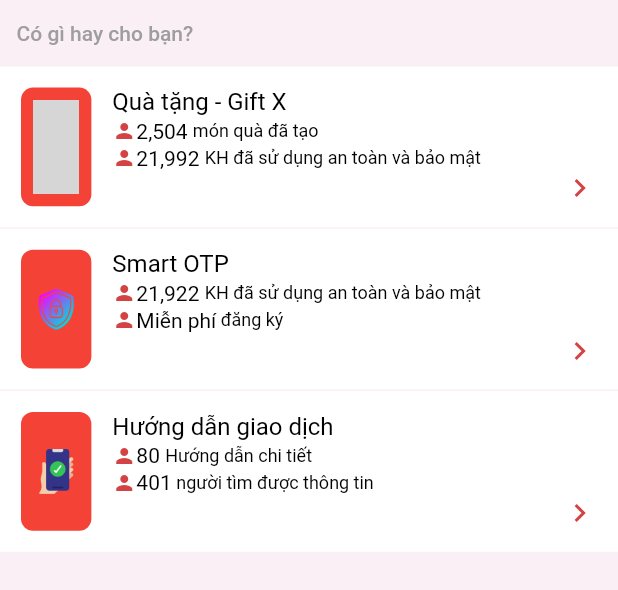
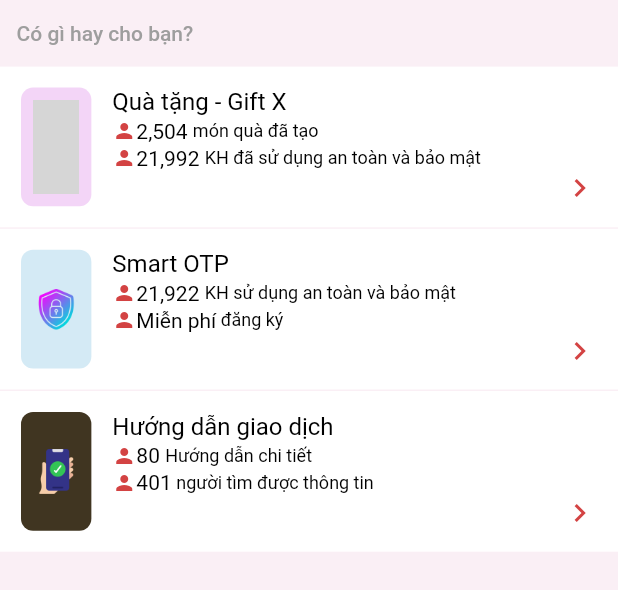
Before and after one commit to sinh3008/FPTS_entrade, a Flutter app: the CoGiHayContainer widget shown alone on an empty page, opened directly, on a phone screen of 412 x 824 dp. Shown: the top 590 px of the screen. Run offline on Flutter 3.47's test engine with Material 2 defaults, Android fonts, the phone set to English and light mode, and no system bars; our stand-ins replace auto_size_text, bloc, device_preview, fl_chart, flutter_bloc, flutter_svg and 6 more; missing offline and left inert: contained_tab_bar_view_with_custom_page_navigator; accounts and stored records are empty; grey boxes are pictures that could not be loaded.

Commit message:
fix bug widget over ....

```diff
--- a/entrade_x/lib/ui/screen/follows/components/senses_container.dart
+++ b/entrade_x/lib/ui/screen/follows/components/senses_container.dart
@@ -165,7 +165,9 @@ class _SensesContainerState extends State<SensesContainer> {
                         overflow: TextOverflow.ellipsis,
                       ),
                       sizeBoxHeight(10),
-                      Row(
+                      Container(
+                        width: SizeConfig.screenWidth,
+                        child: Row(
                           mainAxisAlignment: MainAxisAlignment.start,
                           children: [
                             container(
@@ -180,8 +182,8 @@ class _SensesContainerState extends State<SensesContainer> {
                                 text: listNewsFl[index].content,
                                 color: Colors.redAccent),
                             sizeBoxWidth(10),
-                          container(text: '+1', color: Colors.redAccent),
                           ],
+                        ),
                       ),
                       sizeBoxHeight(10),
                       Row(
--- a/entrade_x/lib/ui/screen/home/components/co_gi_hay/co_gi_hay_widget.dart
+++ b/entrade_x/lib/ui/screen/home/components/co_gi_hay/co_gi_hay_widget.dart
@@ -1,4 +1,4 @@
-import 'package:auto_size_text/auto_size_text.dart';
+
 import 'package:entrade_x/theme/constrants.dart';
 import 'package:entrade_x/theme/size_config.dart';
 import 'package:entrade_x/other/strings.dart';
@@ -26,19 +26,22 @@ class CoGiHayContainer extends StatelessWidget {
             ),
           ),
           sizeBoxHeight(4),
-          Item2(),
+          Item2(context: context,  bgImg: const Color(0xfff3d5f7),),
           sizeBoxHeight(1),
           Item2(
-            bgImg: const Color(0xff1e373e),
+            context: context,
+            bgImg: const Color(0xffd4eaf5),
+            // bgImg: const Color(0xfff3d5f7),
             imgPath: 'assets/images/cyber-security.png',
             title: 'Smart OTP',
             content1_1: '21,922 ',
-            content1_2: 'KH đã sử dụng an toàn và bảo mật',
+            content1_2: 'KH sử dụng an toàn và bảo mật',
             content2_1: 'Miễn phí',
             content2_2: ' đăng ký',
           ),
           sizeBoxHeight(1),
           Item2(
+            context: context,
             bgImg: const Color(0xff403521),
             imgPath: 'assets/images/mobile.png',
             title: 'Hướng dẫn giao dịch',
@@ -55,8 +58,8 @@ class CoGiHayContainer extends StatelessWidget {
 }
 
 // ignore: non_constant_identifier_names
-Container Item2({
-  Color bgImg = Colors.red,
+Container Item2(
+    {Color bgImg = Colors.red,
     String imgPath = 'assets/images/gift-box.png',
     String title = 'Quà tặng - Gift X',
     IconData iconData1 = Icons.person,
@@ -65,11 +68,12 @@ Container Item2({
     String content1_2 = 'món quà đã tạo',
     String content2_1 = '21,992 ',
     String content2_2 = 'KH đã sử dụng an toàn và bảo mật',
-}) {
+    required BuildContext context}) {
   double width = SizeConfig.screenWidth;
   double height = SizeConfig.screenHeight;
   return Container(
-    decoration: const BoxDecoration(color: Colors.white),
+    decoration:
+        BoxDecoration(color: Theme.of(context).appBarTheme.foregroundColor),
     width: SizeConfig.screenWidth,
     height: SizeConfig.screenHeight * 0.13,
     child: Row(
@@ -82,7 +86,7 @@ Container Item2({
             margin: const EdgeInsets.all(14),
             padding: const EdgeInsets.all(8),
             decoration: BoxDecoration(
-                color: Colors.red, borderRadius: BorderRadius.circular(8)),
+                color: bgImg, borderRadius: BorderRadius.circular(8)),
             child: Image(
               image: AssetImage(imgPath),
             ),
@@ -138,7 +142,6 @@ Container Item2({
                       style: const TextStyle(fontSize: 14),
                     ),
                     SizedBox(
-                        width: width * 0.5,
                         child: Text(
                       content2_2,
                       style: const TextStyle(fontSize: 12),
--- a/entrade_x/lib/ui/screen/home/components/market_today/widget_market_today.dart
+++ b/entrade_x/lib/ui/screen/home/components/market_today/widget_market_today.dart
@@ -120,7 +120,7 @@ class _MarketTodayWidgetState extends State<MarketTodayWidget> {
                   if (state is IdeasLoadingState) {
                     return const CircularProgressIndicator();
                   } else if (state is IdeasSuccessState) {
-                    return Container(
+                    return SizedBox(
                       width: SizeConfig.screenWidth,
                       child: Row(
                         children: [
--- a/entrade_x/lib/ui/screen/home/mini_compo/build_app_bar_home.dart
+++ b/entrade_x/lib/ui/screen/home/mini_compo/build_app_bar_home.dart
@@ -35,6 +35,7 @@ AppBar buildAppBarHome(BuildContext context) {
           children: [
             sizeBoxWidth(16),
             Expanded(
+              flex: 7,
               child: Container(
                 width: SizeConfig.screenWidth * 0.7,
                 height: getProportionateScreenHeight(40),
@@ -84,7 +85,9 @@ AppBar buildAppBarHome(BuildContext context) {
               ),
             ),
             sizeBoxWidth(8),
-            GestureDetector(
+            Expanded(
+              flex: 1,
+              child: GestureDetector(
                   onTap: () {
                     Navigator.push(context, MaterialPageRoute(
                       builder: (context) {
@@ -108,6 +111,7 @@ AppBar buildAppBarHome(BuildContext context) {
                       color: Colors.yellow.shade400,
                     ),
                   )),
+            ),
             sizeBoxWidth(16),
           ],
         ),
--- a/entrade_x/lib/ui/screen/home/mini_compo/build_unx.dart
+++ b/entrade_x/lib/ui/screen/home/mini_compo/build_unx.dart
@@ -16,7 +16,7 @@ InkWell buildUnx({
   return InkWell(
     onTap: onTap,
     child: Container(
-      height: getProportionateScreenHeight(100),
+      height: getProportionateScreenHeight(130),
       padding: EdgeInsets.symmetric(horizontal: getProportionateScreenWidth(6), vertical: getProportionateScreenWidth(10)),
       decoration: BoxDecoration(
           borderRadius: BorderRadius.circular(20),
```
Also changed, not shown: entrade_x/lib/main.dart (+7 -3 lines), entrade_x/lib/ui/screen/follows/components/build_app_bar.dart (+15 -8 lines). Lines whose indentation alone changed are shown as unchanged.
